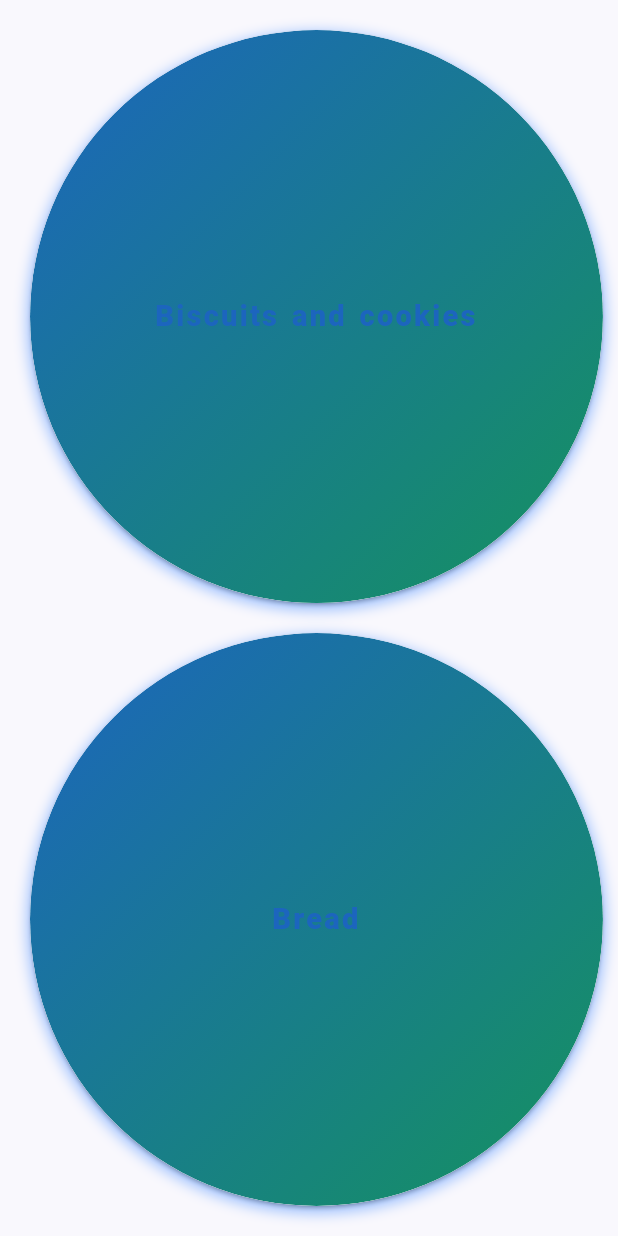
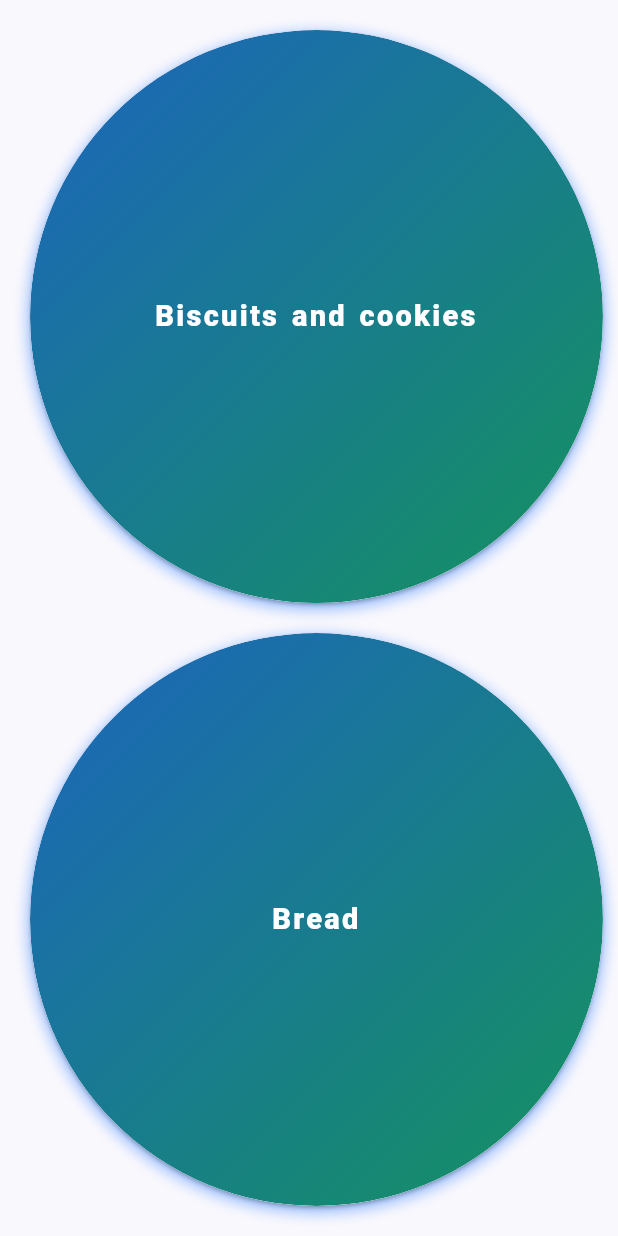
Before and after one commit to 3madhani/FlavoDish, a Flutter app: the HomeView screen opened by its route, scrolled down 489 dp, on a phone screen of 412 x 824 dp. Run offline on Flutter 3.47's test engine with Material 3 defaults, Android fonts, the light colour scheme and no system bars; our stand-ins replace animated_text_kit, awesome_dialog, bloc, cached_network_image, cloud_firestore, dartz and 14 more; accounts and stored records are empty; Roboto replaces fonts that are missing (Sofia Pro).

Commit message:
add changes

```diff
--- a/lib/features/home/presentation/views/widgets/dish_type.dart
+++ b/lib/features/home/presentation/views/widgets/dish_type.dart
@@ -71,8 +71,7 @@ class DishType extends StatelessWidget {
                 fontWeight: FontWeight.w900,
                 letterSpacing: 1.5,
                 wordSpacing: 1.2,
-
-                color: getRandomTextColor(),
+                color: Colors.white,
               ),
             ),
           ),
```
Also changed, not shown: lib/features/authentication/presentation/views/forget_password_view.dart (+13 -0 lines), pubspec.yaml (+8 -1 lines), pubspec.lock, 38 other files.
